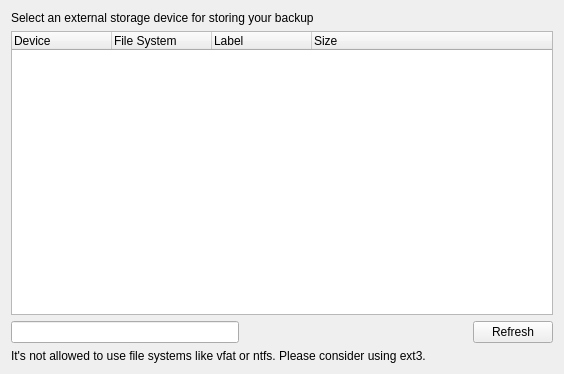
flavio/kaveau, file src/app/addbackupwizardpage1view.ui: the form before one commit.
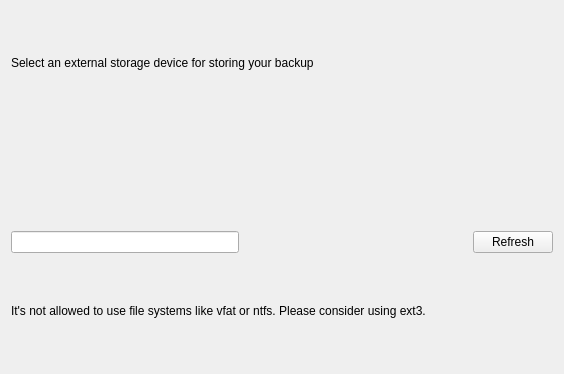
The form after the commit.

Commit message: moved to the device widget class

What changed in the file:
```diff
--- a/src/app/addbackupwizardpage1view.ui
+++ b/src/app/addbackupwizardpage1view.ui
@@ -22,30 +22,13 @@
     </widget>
    </item>
    <item>
-    <widget class="QTreeWidget" name="devicesWidget">
-     <property name="columnCount">
-      <number>4</number>
+    <widget class="QFrame" name="deviceFrame">
+     <property name="frameShape">
+      <enum>QFrame::NoFrame</enum>
      </property>
-     <column>
-      <property name="text">
-       <string>Device</string>
-      </property>
-     </column>
-     <column>
-      <property name="text">
-       <string>File System</string>
-      </property>
-     </column>
-     <column>
-      <property name="text">
-       <string>Label</string>
-      </property>
-     </column>
-     <column>
-      <property name="text">
-       <string>Size</string>
-      </property>
-     </column>
+     <property name="frameShadow">
+      <enum>QFrame::Raised</enum>
+     </property>
     </widget>
    </item>
    <item>
```
The commit also changes 2 other files.
